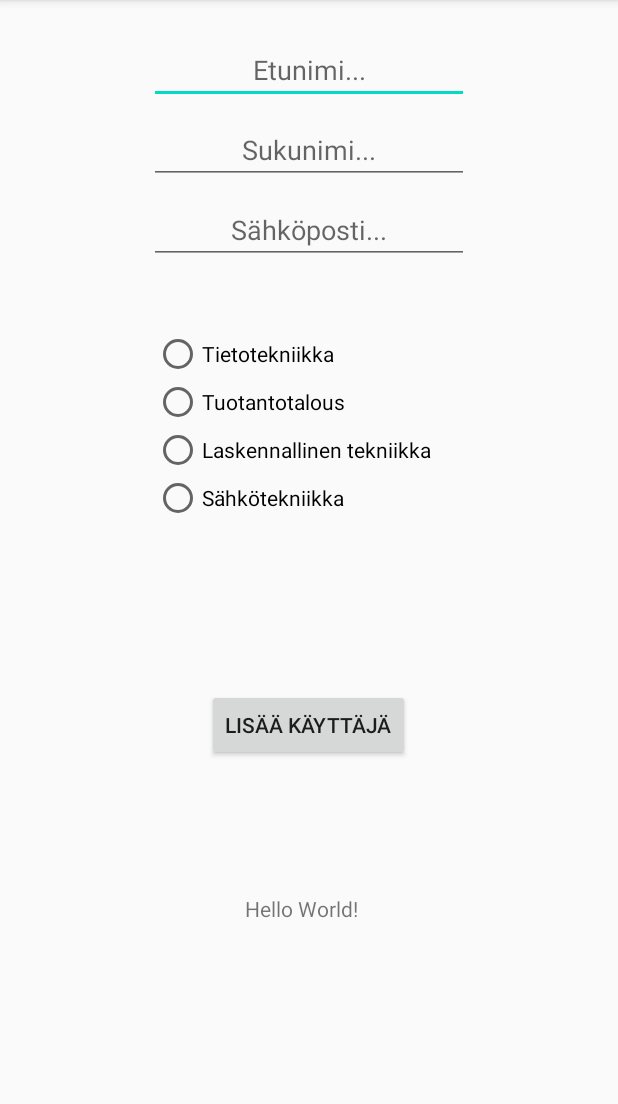
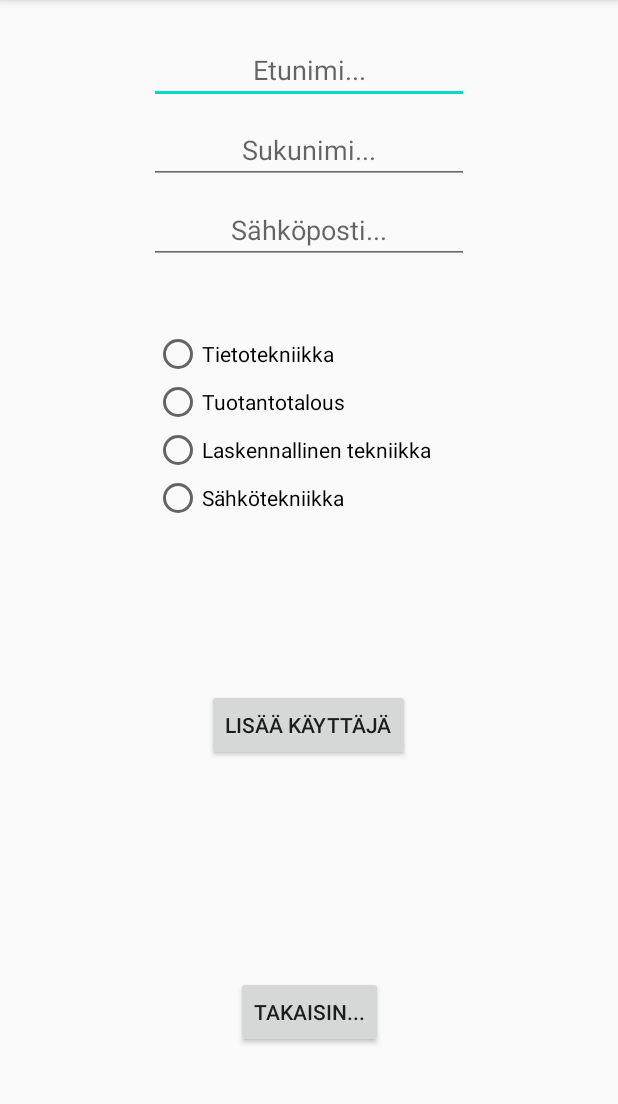
Before and after one commit to kijuku/AndroidDemo9, an Android app: the screen it shows after launch (MainActivity), on a phone screen of 412 x 824 dp, the part 84-1188 px from its top. Run offline under Robolectric (Android 15) with nearby library versions, the phone set to English and light mode, and no system bars.

Commit message:
Java + Android ver 0.3

```diff
--- a/app/src/main/res/layout/activity_main.xml
+++ b/app/src/main/res/layout/activity_main.xml
@@ -8,15 +8,14 @@
     tools:context=".MainActivity">
 
     <TextView
+        android:id="@+id/tv_info"
         android:layout_width="wrap_content"
         android:layout_height="wrap_content"
-        android:text="Hello World!"
         app:layout_constraintBottom_toBottomOf="parent"
         app:layout_constraintEnd_toEndOf="parent"
-        app:layout_constraintHorizontal_bias="0.485"
         app:layout_constraintStart_toStartOf="parent"
-        app:layout_constraintTop_toTopOf="parent"
-        app:layout_constraintVertical_bias="0.796" />
+        app:layout_constraintTop_toBottomOf="@+id/buttonAddUser"
+        app:layout_constraintVertical_bias="0.223" />
 
     <EditText
         android:id="@+id/viewFirstName"
@@ -97,10 +96,22 @@
         android:layout_width="wrap_content"
         android:layout_height="wrap_content"
         android:layout_marginTop="60dp"
+        android:onClick="addNewUserToStorage"
         android:text="Lisää käyttäjä"
         app:layout_constraintEnd_toEndOf="parent"
         app:layout_constraintHorizontal_bias="0.498"
         app:layout_constraintStart_toStartOf="parent"
         app:layout_constraintTop_toBottomOf="@+id/radioGroup" />
 
+    <Button
+        android:id="@+id/btnBack"
+        android:layout_width="wrap_content"
+        android:layout_height="wrap_content"
+        android:onClick="switchMainActivity"
+        android:text="Takaisin..."
+        app:layout_constraintBottom_toBottomOf="parent"
+        app:layout_constraintEnd_toEndOf="parent"
+        app:layout_constraintStart_toStartOf="parent"
+        app:layout_constraintTop_toBottomOf="@+id/tv_info" />
+
 </android.support.constraint.ConstraintLayout>
```
Also changed, not shown: app/src/main/java/com/main/androiddemo9/MainActivity.java (+38 -1 lines), app/src/main/java/com/main/androiddemo9/MainActivityListUsers.java (+7 -0 lines), app/src/main/java/com/main/androiddemo9/StudentListAdapter.java (added, +45 -0 lines), app/src/main/java/com/main/androiddemo9/StudentViewHolder.java (added, +25 -0 lines), app/src/main/java/com/main/androiddemo9/User.java (+11 -0 lines), app/src/main/res/layout/activity_main_list_users.xml (+12 -1 lines).
